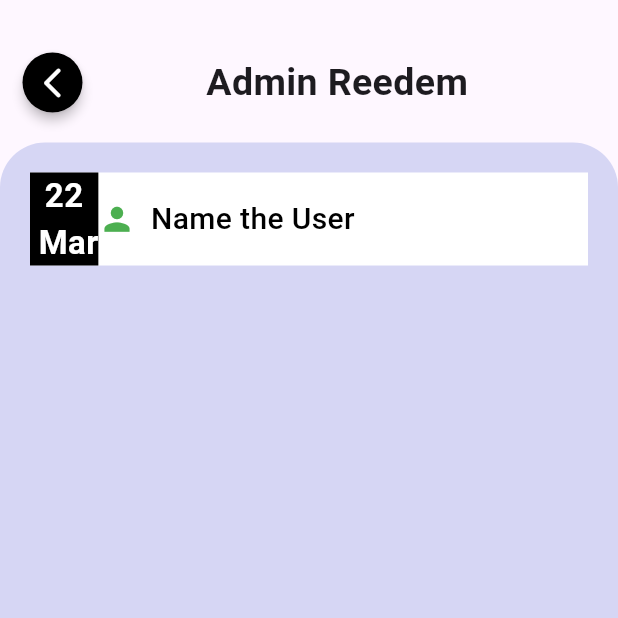
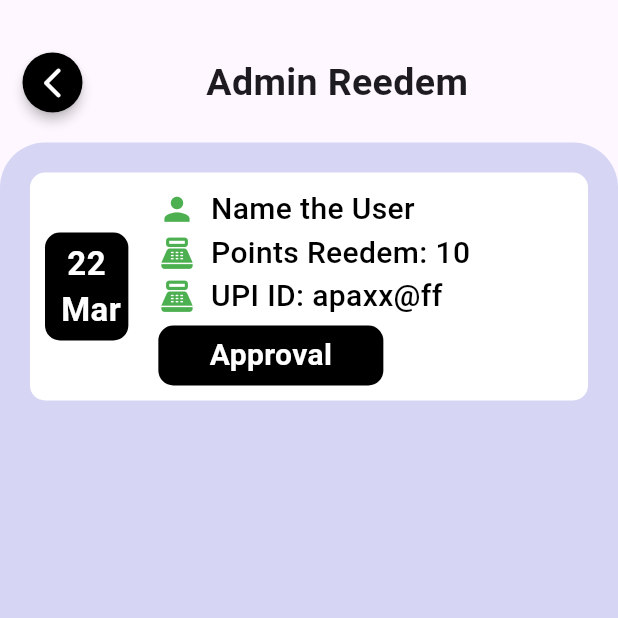
Before and after one commit to partha3000/EcoSnap, a Flutter app: the AdminReedem screen opened directly, on a phone screen of 412 x 824 dp, the top half of it. Run offline on Flutter 3.47's test engine with Material 3 defaults, Android fonts, the phone set to English and light mode, and no system bars; our stand-ins replace cloud_firestore, curved_navigation_bar, firebase_auth, firebase_core, firebase_storage, google_sign_in and 3 more; accounts and stored records are empty.

Commit message:
Point page

```diff
--- a/lib/Admin/admin_reedem.dart
+++ b/lib/Admin/admin_reedem.dart
@@ -69,24 +69,67 @@ class _AdminReedemState extends State<AdminReedem> {
                   children: [
                     SizedBox(height: 20.0),
                     Container(
+                      padding: EdgeInsets.all(10.0),
                       margin: EdgeInsets.only(left: 20.0, right: 20.0),
                       width: MediaQuery.of(context).size.width,
-                      decoration: BoxDecoration(color: Colors.white),
+                      decoration: BoxDecoration(color: Colors.white, borderRadius: BorderRadius.circular(10.0)),
                       child: Row(
                         children: [
                           Container(
-                            decoration: BoxDecoration(color: Colors.black),
+                            padding: EdgeInsets.all(5.0),
+                            decoration: BoxDecoration(color: Colors.black,borderRadius: BorderRadius.circular(10.0)),
                             child: Text(
                               "22\n Mar",
                               textAlign: TextAlign.center,
                               style: AppWidget.whitetextstyle(22.0),
                             ),
                           ),
-                          Column(children: [Row(children: [
-                            Icon(Icons.person, color: Colors.green,size: 25.0,),
-                            SizedBox(width: 10.0,),
-                            Text("Name the User", style: AppWidget.normaltextstyle(20.0),)
-                          ])]),
+                          SizedBox(width: 20.0,),
+                          Column(
+                            crossAxisAlignment: CrossAxisAlignment.start,
+                            children: [
+                              Row(
+                                children: [
+                                  Icon(
+                                    Icons.person, color: Colors.green, size: 25.0,
+                                  ),
+                                  SizedBox(width: 10.0),
+                                  Text(
+                                    "Name the User", style: AppWidget.normaltextstyle(20.0),
+                                  ),
+                                ],
+                              ),
+                              Row(
+                                children: [
+                                  Icon(
+                                    Icons.point_of_sale, color: Colors.green, size: 25.0,
+                                  ),
+                                  SizedBox(width: 10.0),
+                                  Text(
+                                    "Points Reedem: 10", style: AppWidget.normaltextstyle(20.0),
+                                  ),
+                                ],
+                              ),
+                              Row(
+                                children: [
+                                  Icon(
+                                    Icons.point_of_sale, color: Colors.green, size: 25.0,
+                                  ),
+                                  SizedBox(width: 10.0),
+                                  Text(
+                                    "UPI ID: apaxx@ff", style: AppWidget.normaltextstyle(20.0),
+                                  ),
+                                ],
+                              ),
+                              SizedBox(height: 5.0,),
+                              Container(
+                                height: 40,
+                                width: 150,
+                                decoration: BoxDecoration(color: Colors.black, borderRadius: BorderRadius.circular(10.0)),
+                                child: Center(child: Text("Approval", style: AppWidget.whitetextstyle(20.0),)),
+                              )
+                            ],
+                          ),
                         ],
                       ),
                     ),
--- a/lib/main.dart
+++ b/lib/main.dart
@@ -1,9 +1,11 @@
 import 'package:ecosnap/Admin/admin_approval.dart';
+import 'package:ecosnap/Admin/admin_reedem.dart';
 import 'package:ecosnap/pages/buttomnav.dart';
 import 'package:ecosnap/pages/home.dart';
 import 'package:ecosnap/pages/login.dart';
+import 'package:ecosnap/pages/points.dart';
+import 'package:ecosnap/pages/upload_item.dart';
 import 'package:ecosnap/pages/onboarding.dart';
-import 'package:ecosnap/pages/upload_item.dart';
 import 'package:flutter/material.dart';
 import 'package:firebase_core/firebase_core.dart';
 
@@ -25,7 +27,7 @@ class MyApp extends StatelessWidget {
 
         colorScheme: .fromSeed(seedColor: Colors.deepPurple),
       ),
-      home: AdminApproval(),
+      home: OnboardingPage(),
     );
   }
 }
--- a/lib/services/database.dart
+++ b/lib/services/database.dart
@@ -37,7 +37,7 @@ class DatabaseMethods {
         .snapshots();
   }
 
-  Future<Stream<QuerySnapshot>> getUserTransaction(String id) async {
+  Future<Stream<QuerySnapshot>> getUserTransactions(String id) async {
     return await FirebaseFirestore.instance
         .collection("users")
         .doc(id)
```
Also changed, not shown: lib/Admin/admin_approval.dart (+19 -0 lines), lib/pages/points.dart (+135 -38 lines).
